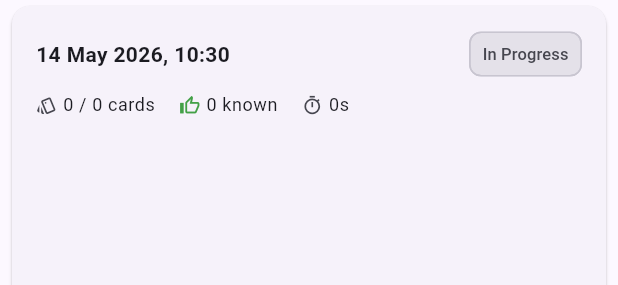
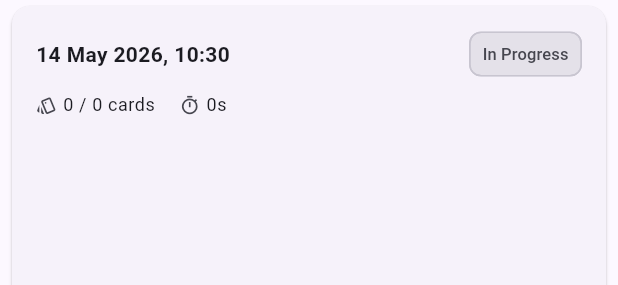
Before and after one commit to t33r-code/flash-me, a Flutter app: the _SessionHistoryTile widget shown alone on an empty page, opened directly with empty values, on a phone screen of 412 x 824 dp. Shown: the top 285 px of the screen. Run offline on Flutter 3.47's test engine with Material 3 defaults, Android fonts, the phone set to English and light mode, and no system bars; our stand-ins replace cloud_firestore, file_picker, firebase_auth, firebase_core, firebase_storage, flutter_riverpod and 4 more; missing offline and left inert: dart:js_interop; accounts and stored records are empty; network calls fail.

Commit message:
fix: remove known count from session history tile
Co-Authored-By: Claude Sonnet 4.6 <noreply@anthropic.com>

```diff
--- a/lib/screens/study/study_session_history_screen.dart
+++ b/lib/screens/study/study_session_history_screen.dart
@@ -79,7 +79,6 @@ class _SessionHistoryTile extends StatelessWidget {
         session.status == AppConstants.sessionStatusCompleted;
     final studied = session.totalCardsStudied;
     final total = session.cardSequence.length;
-    final known = session.cardsKnown;
     final duration = _formatDuration(session.sessionStats.totalTimeSpent);
 
     return Card(
@@ -118,19 +117,13 @@ class _SessionHistoryTile extends StatelessWidget {
               ],
             ),
             const SizedBox(height: 6),
-            // Stats: cards · known · time
+            // Stats: cards · time
             Row(
               children: [
                 Icon(Icons.style_outlined,
                     size: 14, color: scheme.onSurfaceVariant),
                 const SizedBox(width: 4),
                 Text('$studied / $total cards',
-                    style: Theme.of(context).textTheme.bodySmall),
-                const SizedBox(width: 16),
-                Icon(Icons.thumb_up_outlined,
-                    size: 14, color: Colors.green[600]),
-                const SizedBox(width: 4),
-                Text('$known known',
                     style: Theme.of(context).textTheme.bodySmall),
                 const SizedBox(width: 16),
                 Icon(Icons.timer_outlined,
```
